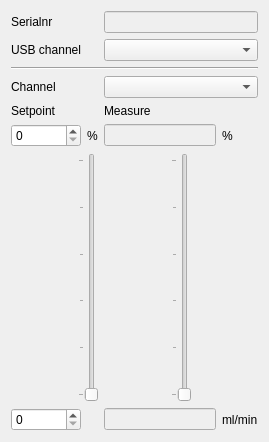
Above: ui/flowchannel.ui from ArJKloek/FlowControl before the change. Below: the same form after it.
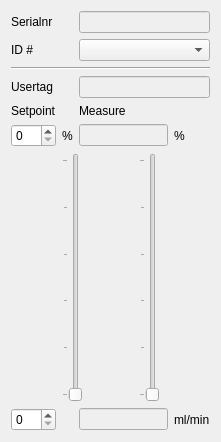
That is the form after the change.

```diff
--- a/ui/flowchannel.ui
+++ b/ui/flowchannel.ui
@@ -6,7 +6,7 @@
    <rect>
     <x>0</x>
     <y>0</y>
-    <width>269</width>
+    <width>221</width>
     <height>442</height>
    </rect>
   </property>
@@ -91,7 +91,7 @@
    <item row="1" column="0">
     <widget class="QLabel" name="label">
      <property name="text">
-      <string>USB channel</string>
+      <string>ID #</string>
      </property>
     </widget>
    </item>
@@ -126,9 +126,6 @@
      </property>
     </widget>
    </item>
-   <item row="3" column="2" colspan="2">
-    <widget class="QComboBox" name="cb_02"/>
-   </item>
    <item row="5" column="1">
     <widget class="QLabel" name="label_5">
      <property name="text">
@@ -139,7 +136,7 @@
    <item row="3" column="0">
     <widget class="QLabel" name="label_2">
      <property name="text">
-      <string>Channel</string>
+      <string>Usertag</string>
      </property>
     </widget>
    </item>
@@ -149,6 +146,13 @@
    <item row="5" column="0">
     <widget class="QSpinBox" name="spinBox"/>
    </item>
+   <item row="3" column="2" colspan="2">
+    <widget class="QLineEdit" name="lineEdit_3">
+     <property name="enabled">
+      <bool>false</bool>
+     </property>
+    </widget>
+   </item>
   </layout>
  </widget>
  <resources/>
```
